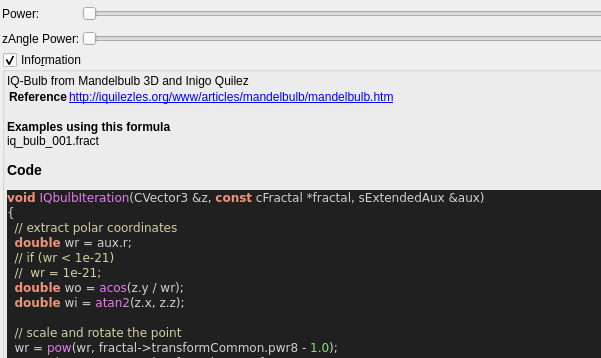
buddhi1980/mandelbulber2, file mandelbulber2/qt_data/fractal_iq_bulb.ui: the form before one commit; both pictures show x 0 to 601 and y 0 to 358 of the 709 by 825 pixel window.
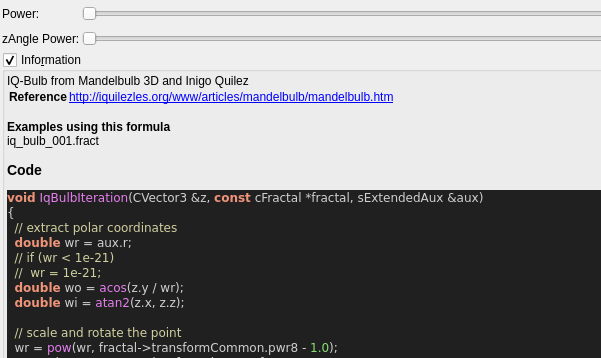
The form after the commit. Custom widgets are drawn as their Qt base class.

What changed in the file:
```diff
--- a/mandelbulber2/qt_data/fractal_iq_bulb.ui
+++ b/mandelbulber2/qt_data/fractal_iq_bulb.ui
@@ -180,7 +180,7 @@
 &lt;/table&gt;
 &lt;br&gt;&lt;b&gt;Examples using this formula&lt;/b&gt;&lt;br&gt;iq_bulb_001.fract&lt;h3&gt;Code&lt;/h3&gt;
 &lt;body style=&quot;background-color:#202020&quot;&gt;
-&lt;pre style=&quot;color:#d0d0d0; background-color:#202020;  font-family:'Courier New',monospace;&quot;&gt;&lt;span style=&quot;color:#f09479; font-weight:bold&quot;&gt;void&lt;/span&gt; &lt;span style=&quot;color:#e47eed&quot;&gt;IQbulbIteration&lt;/span&gt;&lt;span style=&quot;color:#d0d0d0&quot;&gt;(&lt;/span&gt;CVector3 &lt;span style=&quot;color:#d0d0d0&quot;&gt;&amp;amp;&lt;/span&gt;z&lt;span style=&quot;color:#d0d0d0&quot;&gt;,&lt;/span&gt; &lt;span style=&quot;color:#f09479; font-weight:bold&quot;&gt;const&lt;/span&gt; cFractal &lt;span style=&quot;color:#d0d0d0&quot;&gt;*&lt;/span&gt;fractal&lt;span style=&quot;color:#d0d0d0&quot;&gt;,&lt;/span&gt; sExtendedAux &lt;span style=&quot;color:#d0d0d0&quot;&gt;&amp;amp;&lt;/span&gt;aux&lt;span style=&quot;color:#d0d0d0&quot;&gt;)&lt;/span&gt;
+&lt;pre style=&quot;color:#d0d0d0; background-color:#202020;  font-family:'Courier New',monospace;&quot;&gt;&lt;span style=&quot;color:#f09479; font-weight:bold&quot;&gt;void&lt;/span&gt; &lt;span style=&quot;color:#e47eed&quot;&gt;IqBulbIteration&lt;/span&gt;&lt;span style=&quot;color:#d0d0d0&quot;&gt;(&lt;/span&gt;CVector3 &lt;span style=&quot;color:#d0d0d0&quot;&gt;&amp;amp;&lt;/span&gt;z&lt;span style=&quot;color:#d0d0d0&quot;&gt;,&lt;/span&gt; &lt;span style=&quot;color:#f09479; font-weight:bold&quot;&gt;const&lt;/span&gt; cFractal &lt;span style=&quot;color:#d0d0d0&quot;&gt;*&lt;/span&gt;fractal&lt;span style=&quot;color:#d0d0d0&quot;&gt;,&lt;/span&gt; sExtendedAux &lt;span style=&quot;color:#d0d0d0&quot;&gt;&amp;amp;&lt;/span&gt;aux&lt;span style=&quot;color:#d0d0d0&quot;&gt;)&lt;/span&gt;
 &lt;span style=&quot;color:#d0d0d0&quot;&gt;{&lt;/span&gt;
   &lt;span style=&quot;color:#d0d0a0&quot;&gt;// extract polar coordinates&lt;/span&gt;
   &lt;span style=&quot;color:#f09479; font-weight:bold&quot;&gt;double&lt;/span&gt; wr &lt;span style=&quot;color:#d0d0d0&quot;&gt;=&lt;/span&gt; aux&lt;span style=&quot;color:#d0d0d0&quot;&gt;.&lt;/span&gt;r&lt;span style=&quot;color:#d0d0d0&quot;&gt;;&lt;/span&gt;
```
